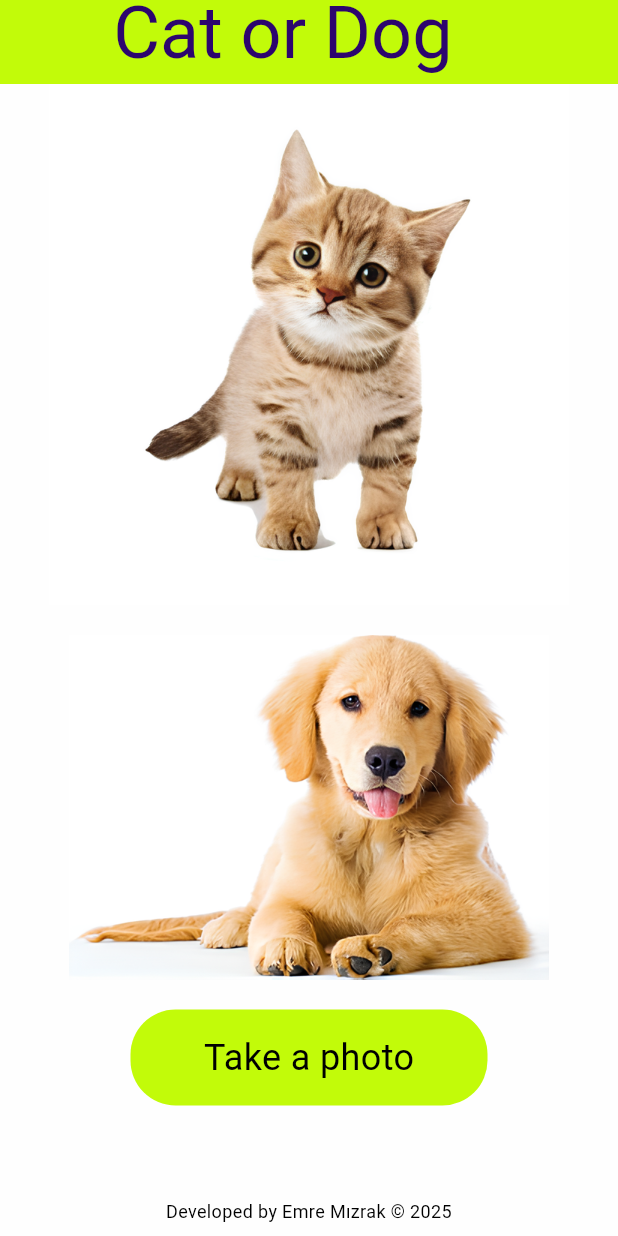
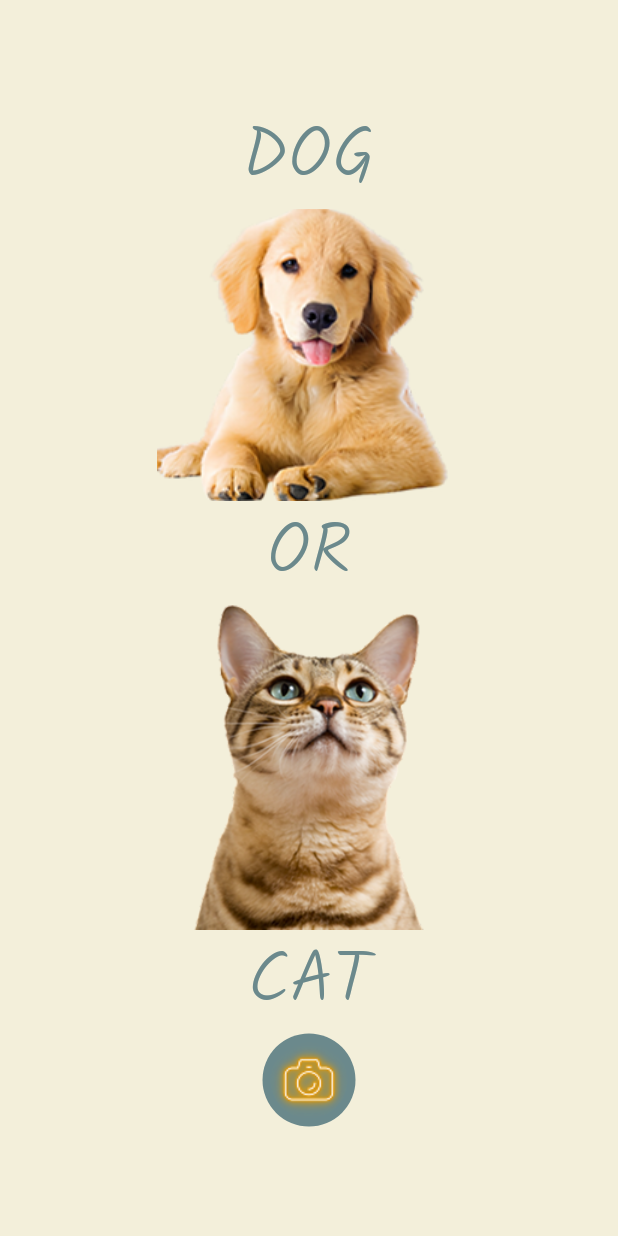
Before and after one commit to emrecan-nt/Cat-or-dog-, a Flutter app: the screen it shows after launch, on a phone screen of 412 x 824 dp. Run offline on Flutter 3.47's test engine with Material 3 defaults, Android fonts, the phone set to English and light mode, and no system bars; our stand-ins replace flutter_screenutil, google_fonts, image_picker; missing offline and left inert: tflite_flutter.

Commit message:
tasarım değiştirildi

```diff
--- a/lib/HomePage.dart
+++ b/lib/HomePage.dart
@@ -1,109 +1,89 @@
 import 'package:cat_or_dog/function.dart';
-
 import 'package:flutter/material.dart';
+import 'package:flutter_screenutil/flutter_screenutil.dart';
 import 'package:google_fonts/google_fonts.dart';
 
 class HomePage extends StatelessWidget {
   const HomePage({Key? key}) : super(key: key);
+
   @override
   Widget build(BuildContext context) {
     return Scaffold(
-        backgroundColor: Color(0xFFFEFEFE),
-        appBar: AppBar(
-          backgroundColor: Color(0xFFC2FB09),
-          centerTitle: true,
-          title: SizedBox(
-            width: 261,
-            height: 73,
-            child: SizedBox(
-              width: 261,
-              height: 73,
+      appBar: AppBar(
+        backgroundColor:Color(0xFFF3EFDA) ,
+
+      ),
+      backgroundColor: Color(0xFFF3EFDA),
+      body: Padding(
+        padding: const EdgeInsets.all(4.0),
+        child: Column(
+          crossAxisAlignment: CrossAxisAlignment.center,
+          children: [
+
+            Padding(
+              padding: EdgeInsets.only(top: 10),
               child: Text(
-                'Cat or Dog',
-                style: GoogleFonts.inriaSerif(
-                  color: Color(0xFF2C056E),
+                "DOG",
+                style: GoogleFonts.kalam(
                   fontSize: 48,
-                  fontWeight: FontWeight.w400,
+                  fontWeight: FontWeight.w300,
+                  color: Color(0xFF6B898C),
                 ),
               ),
             ),
-          ),
-        ),
-        body: Column(
-          children: [
-            Container(
-              width: 347,
-              height: 347,
-              decoration: BoxDecoration(
-                image: DecorationImage(
-                  image: AssetImage(
-                    "assets/images/cat.png",
-                  ),
-                  fit: BoxFit.fill,
-                ),
+            Align(
+              alignment: Alignment.topCenter,
+              child: Image.asset(
+                "assets/images/dog.png",
+                fit: BoxFit.fill,
+                width: 203.w,
+
               ),
             ),
-            SizedBox(
-              height: 20,
-            ),
-            Container(
-              width: 320,
-              height: 230,
-              decoration: BoxDecoration(
-                image: DecorationImage(
-                  image: AssetImage("assets/images/dog.png"),
-                  fit: BoxFit.fill,
-                ),
+            Text(
+              "OR",
+              style: GoogleFonts.kalam(
+                fontSize: 48,
+                fontWeight: FontWeight.w300,
+                color: Color(0xFF6B898C),
               ),
             ),
-            SizedBox(
-              height: 20,
+            Image.asset("assets/images/cat.png", fit: BoxFit.fitWidth,
+            width:217.w ,
+
             ),
-            Align(
-              alignment: Alignment.bottomCenter,
-              child: GestureDetector(
-                onTap: () {
-                  Navigator.push(
-                    context,
-                    MaterialPageRoute(
-                        builder: (context) => ClassificationScreen()),
-                  );
-                },
+            Text(
+              "CAT",
+              style: GoogleFonts.kalam(
+                fontSize: 48,
+                fontWeight: FontWeight.w300,
+                color: Color(0xFF6B898C),
+              ),
+            ),
+            GestureDetector(
+
+              onTap: (){
+                Navigator.push(context, MaterialPageRoute(builder: (context)=>ClassificationScreen() ));
+              },
+              child: Expanded(
                 child: Container(
-                  width: 238,
-                  height: 64,
-                  decoration: ShapeDecoration(
-                    color: Color(0xFFC2FB09),
-                    shape: RoundedRectangleBorder(
-                      borderRadius: BorderRadius.circular(30),
-                    ),
-                  ),
-                  child: Align(
-                    alignment: Alignment.center,
-                    child: Text(
-                      'Take a photo',
-                      style: GoogleFonts.inriaSerif(
-                        color: Colors.black,
-                        fontSize: 24,
-                        fontWeight: FontWeight.w400,
-                      ),
+
+                  width: 62,
+                  height: 62,
+                  decoration: BoxDecoration(
+                    shape: BoxShape.circle,
+                    color:Color(0xFF6B898C),
+                    image: DecorationImage(
+                      image: AssetImage("assets/images/logo.png"),
+                      fit: BoxFit.fill,
                     ),
                   ),
                 ),
               ),
-            )
+            ),
           ],
         ),
-       bottomNavigationBar: Padding(padding: EdgeInsets.all(8),
-       child: Text('Developed by Emre Mızrak © 2025',
-       style: TextStyle(
-        fontSize: 12,
-        color: Colors.black,
-
-       ),
-       textAlign: TextAlign.center,
-       ),
-       ),
-        );
+      ),
+    );
   }
 }
--- a/lib/function.dart
+++ b/lib/function.dart
@@ -109,27 +109,22 @@ class _ClassificationScreenState extends State<ClassificationScreen> {
 @override
 Widget build(BuildContext context) {
   return Scaffold(
+    backgroundColor: Color(0xFFF3F0DA),
 
     appBar:  AppBar(
-          backgroundColor: Color(0xFFC2FB09),
+          backgroundColor: Color(0xFFF3F0DA),
           centerTitle: true,
-          title: SizedBox(
-            width: 261,
-            height: 73,
-            child: SizedBox(
-              width: 261,
-              height: 73,
-              child: Text(
-                'Estimating...',
-                style: GoogleFonts.inriaSerif(
-                  color: Color(0xFF2C056E),
-                  fontSize: 36,
-                  fontWeight: FontWeight.normal,
+          title: Text(
+                'Görsel inceleniyor...',
+                style: GoogleFonts.inter(
+                  color:Color(0xFF6B898C),
+                  fontSize: 28,
+                  fontWeight: FontWeight.w200,
                 ),
               ),
             ),
-          ),
-        ),
+
+
     body: _busy
         ? Center(child: CircularProgressIndicator())
         : _image == null
--- a/lib/main.dart
+++ b/lib/main.dart
@@ -1,9 +1,6 @@
-
 import 'package:cat_or_dog/HomePage.dart';
 import 'package:flutter/material.dart';
-
-
-
+import 'package:flutter_screenutil/flutter_screenutil.dart';
 
 void main() {
   runApp(MyApp());
@@ -13,10 +10,12 @@ class MyApp extends StatelessWidget {
   const MyApp({Key? key}) : super(key: key);
   @override
   Widget build(BuildContext context) {
-    return MaterialApp(
-      title: "Cat or Dog",
-      debugShowCheckedModeBanner: false,
-      home: HomePage(),
+    return ScreenUtilInit(
+      designSize: const Size(412, 917),
+      builder: (context, child) => MaterialApp(
+          debugShowCheckedModeBanner: false,
+          title: 'Cat or Dog ',
+          home: const HomePage()),
     );
   }
 }
--- a/pubspec.yaml
+++ b/pubspec.yaml
@@ -20,6 +20,7 @@ dependencies:
   image_picker: ^1.1.2
   tflite_flutter: ^0.11.0
   google_fonts: ^6.2.1
+  flutter_screenutil: ^5.9.3
 
 dev_dependencies:
   flutter_test:
@@ -35,3 +36,4 @@ flutter:
     - assets/labels.txt
     - assets/images/cat.png
     - assets/images/dog.png
+    - assets/images/logo.png
```
Also changed, not shown: assets/images/cat.png, assets/images/dog.png, assets/images/logo.png (added), pubspec.lock.
